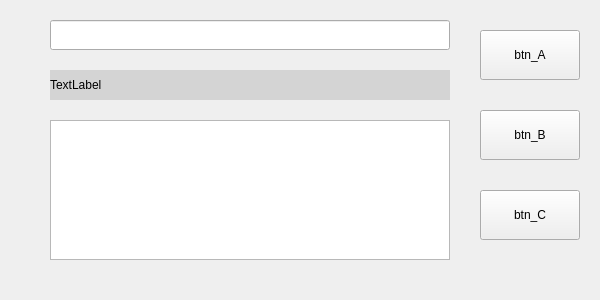
Before: the Qt Designer form ch_04/lesson02/inc/ui_LineEdit_Label.ui in Tsai-Li-Chun/qt5_ws, drawn with Qt 5.
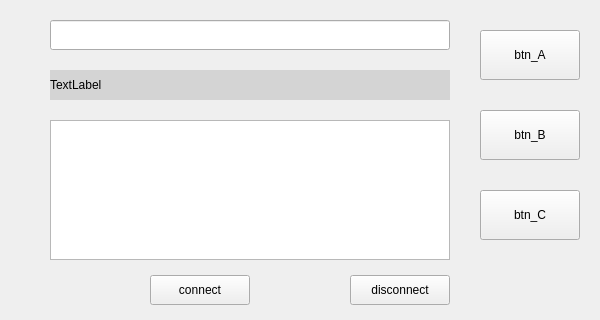
After: the same form once the commit is applied.

Commit message: lesson2 commit4 : signal to slot , connect & disconnect

```diff
--- a/ch_04/lesson02/inc/ui_LineEdit_Label.ui
+++ b/ch_04/lesson02/inc/ui_LineEdit_Label.ui
@@ -7,7 +7,7 @@
     <x>0</x>
     <y>0</y>
     <width>600</width>
-    <height>300</height>
+    <height>320</height>
    </rect>
   </property>
   <property name="windowTitle">
@@ -88,6 +88,32 @@
     <string>btn_C</string>
    </property>
   </widget>
+  <widget class="QPushButton" name="btn_disconnect">
+   <property name="geometry">
+    <rect>
+     <x>350</x>
+     <y>275</y>
+     <width>100</width>
+     <height>30</height>
+    </rect>
+   </property>
+   <property name="text">
+    <string>disconnect</string>
+   </property>
+  </widget>
+  <widget class="QPushButton" name="btn_connect">
+   <property name="geometry">
+    <rect>
+     <x>150</x>
+     <y>275</y>
+     <width>100</width>
+     <height>30</height>
+    </rect>
+   </property>
+   <property name="text">
+    <string>connect</string>
+   </property>
+  </widget>
  </widget>
  <resources/>
  <connections/>
```
The commit also changes 4 other files.
